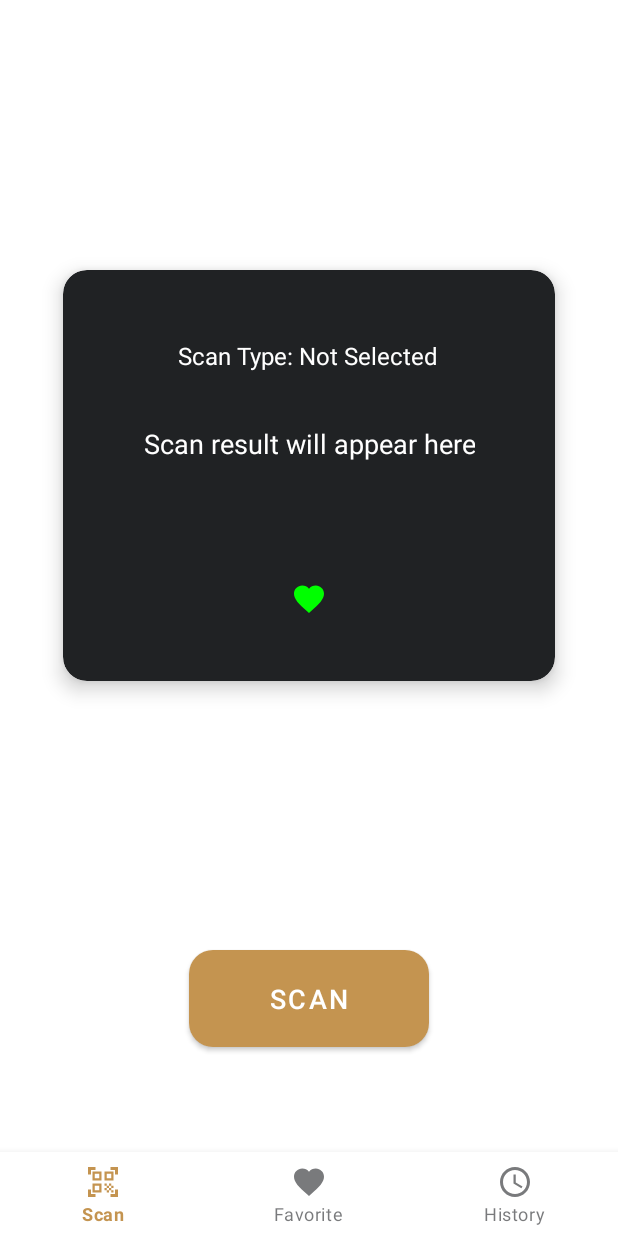
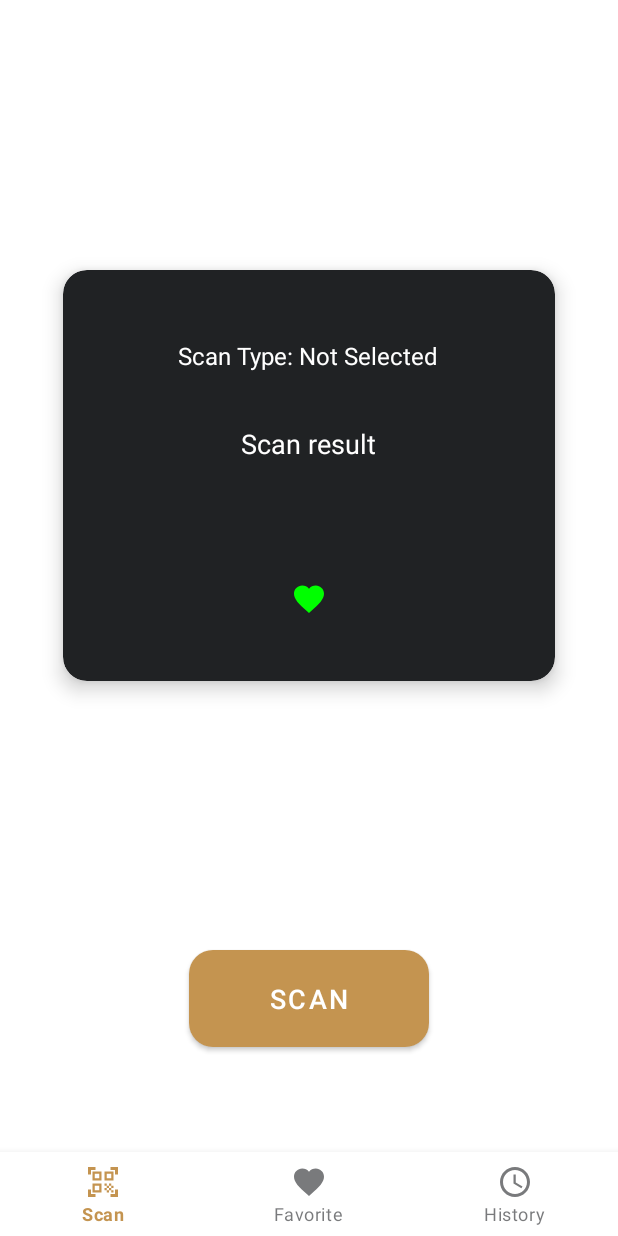
Before and after one commit to AsmaaKhaledGomaa/BarcodeScanner, an Android app: the screen it shows after launch (MainActivity), on a phone screen of 412 x 824 dp. Run offline under Robolectric (Android 15) with nearby library versions, the phone set to English and light mode, and no system bars; our stand-ins replace Room's generated code; libraries missing offline, so code that uses them is left out: com.google.zxing.integration.

Commit message:
Update UI

```diff
--- a/app/src/main/java/com/asmaa/barcodescanner/data/database/ScanDatabase.java
+++ b/app/src/main/java/com/asmaa/barcodescanner/data/database/ScanDatabase.java
@@ -13,7 +13,7 @@ import com.asmaa.barcodescanner.data.dao.ScanResultDao;
 @Database(entities = {ScanResult.class}, version = 1, exportSchema = false)
 public abstract class ScanDatabase extends RoomDatabase {
 
-    private static ScanDatabase INSTANCE;
+    private static volatile ScanDatabase INSTANCE;
 
     public abstract ScanResultDao scanResultDao();
 
--- a/app/src/main/res/layout/fragment_scan.xml
+++ b/app/src/main/res/layout/fragment_scan.xml
@@ -46,7 +46,7 @@
                 android:autoLink="web"
                 android:linksClickable="true"
                 android:gravity="center"
-                android:text="Scan result will appear here"
+                android:text="Scan result"
                 android:textSize="18sp"
                 android:textColor="@color/white"/>
 
```
Also changed, not shown: app/src/main/res/layout/item_favorite_scan.xml (+18 -13 lines).
